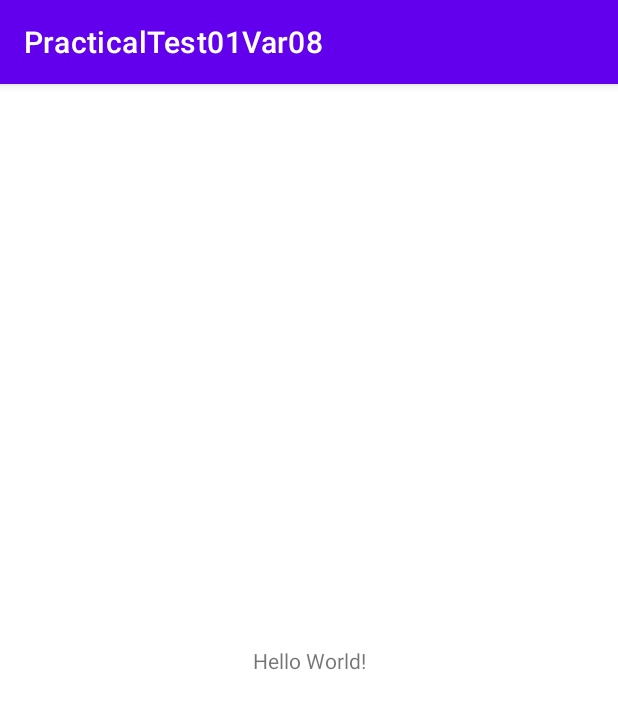
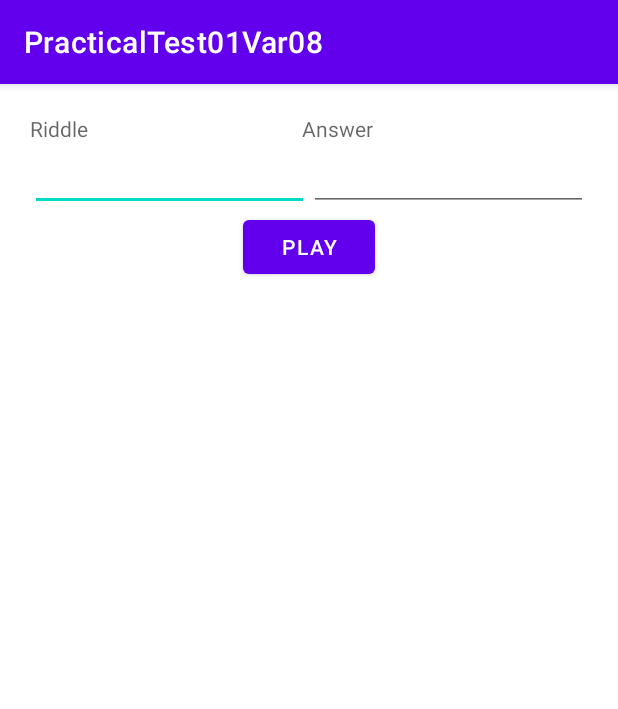
Before and after one commit to dianasimion/PracticalTest01Var08, an Android app: the screen it shows after launch (MainActivity before the commit, PracticalTest01Var08MainActivity after it), on a phone screen of 412 x 824 dp. Shown: the top 709 px of the screen. Run offline under Robolectric (Android 15) with nearby library versions, the phone set to English and light mode, and no system bars.

Commit message:
completed A

```diff
--- a/app/src/main/AndroidManifest.xml
+++ b/app/src/main/AndroidManifest.xml
@@ -12,7 +12,7 @@
         android:theme="@style/Theme.PracticalTest01Var08"
         tools:targetApi="31">
         <activity
-            android:name=".MainActivity"
+            android:name=".PracticalTest01Var08MainActivity"
             android:exported="true">
             <intent-filter>
                 <action android:name="android.intent.action.MAIN" />
--- a/app/src/main/java/ro/pub/cs/systems/eim/practicaltest01var08/MainActivity.java
+++ b/app/src/main/java/ro/pub/cs/systems/eim/practicaltest01var08/PracticalTest01Var08MainActivity.java
@@ -4,11 +4,11 @@ import androidx.appcompat.app.AppCompatActivity;
 
 import android.os.Bundle;
 
-public class MainActivity extends AppCompatActivity {
+public class PracticalTest01Var08MainActivity extends AppCompatActivity {
 
     @Override
     protected void onCreate(Bundle savedInstanceState) {
         super.onCreate(savedInstanceState);
-        setContentView(R.layout.activity_main);
+        setContentView(R.layout.activity_practical_test01_var08_main);
     }
 }
--- a/app/src/main/res/layout/activity_main.xml
+++ /dev/null
@@ -1,18 +0,0 @@
-<?xml version="1.0" encoding="utf-8"?>
-<androidx.constraintlayout.widget.ConstraintLayout xmlns:android="http://schemas.android.com/apk/res/android"
-    xmlns:app="http://schemas.android.com/apk/res-auto"
-    xmlns:tools="http://schemas.android.com/tools"
-    android:layout_width="match_parent"
-    android:layout_height="match_parent"
-    tools:context=".MainActivity">
-
-    <TextView
-        android:layout_width="wrap_content"
-        android:layout_height="wrap_content"
-        android:text="Hello World!"
-        app:layout_constraintBottom_toBottomOf="parent"
-        app:layout_constraintEnd_toEndOf="parent"
-        app:layout_constraintStart_toStartOf="parent"
-        app:layout_constraintTop_toTopOf="parent" />
-
-</androidx.constraintlayout.widget.ConstraintLayout>
--- /dev/null
+++ b/app/src/main/res/layout/activity_practical_test01_var08_main.xml
@@ -0,0 +1,63 @@
+<?xml version="1.0" encoding="utf-8"?>
+<LinearLayout xmlns:android="http://schemas.android.com/apk/res/android"
+    xmlns:app="http://schemas.android.com/apk/res-auto"
+    xmlns:tools="http://schemas.android.com/tools"
+    android:layout_width="match_parent"
+    android:layout_height="match_parent"
+    android:orientation="vertical"
+    android:padding="20dp"
+    tools:context=".PracticalTest01Var08MainActivity">
+
+
+    <LinearLayout
+        android:layout_width="match_parent"
+        android:layout_height="wrap_content"
+        android:orientation="horizontal">
+
+        <TextView
+            android:id="@+id/riddle_textview"
+            android:layout_width="wrap_content"
+            android:layout_height="wrap_content"
+            android:layout_weight="1"
+            android:hint="Riddle">
+
+        </TextView>
+
+        <TextView
+            android:id="@+id/answer_textview"
+            android:layout_width="wrap_content"
+            android:layout_height="wrap_content"
+            android:layout_weight="1"
+            android:hint="Answer"></TextView>
+    </LinearLayout>
+
+    <LinearLayout
+        android:layout_width="match_parent"
+        android:layout_height="wrap_content"
+        android:orientation="horizontal">
+
+        <EditText
+            android:id="@+id/riddle_edittext"
+            android:layout_width="wrap_content"
+            android:layout_height="wrap_content"
+            android:layout_weight="1">
+        </EditText>
+
+        <EditText
+            android:id="@+id/answer_edittext"
+            android:layout_width="wrap_content"
+            android:layout_height="wrap_content"
+            android:layout_weight="1">
+        </EditText>
+    </LinearLayout>
+
+
+    <Button
+        android:layout_width="wrap_content"
+        android:layout_height="wrap_content"
+        android:layout_gravity="center"
+        android:text="Play">
+
+    </Button>
+
+</LinearLayout>
```
Also changed, not shown: 1 other file.
